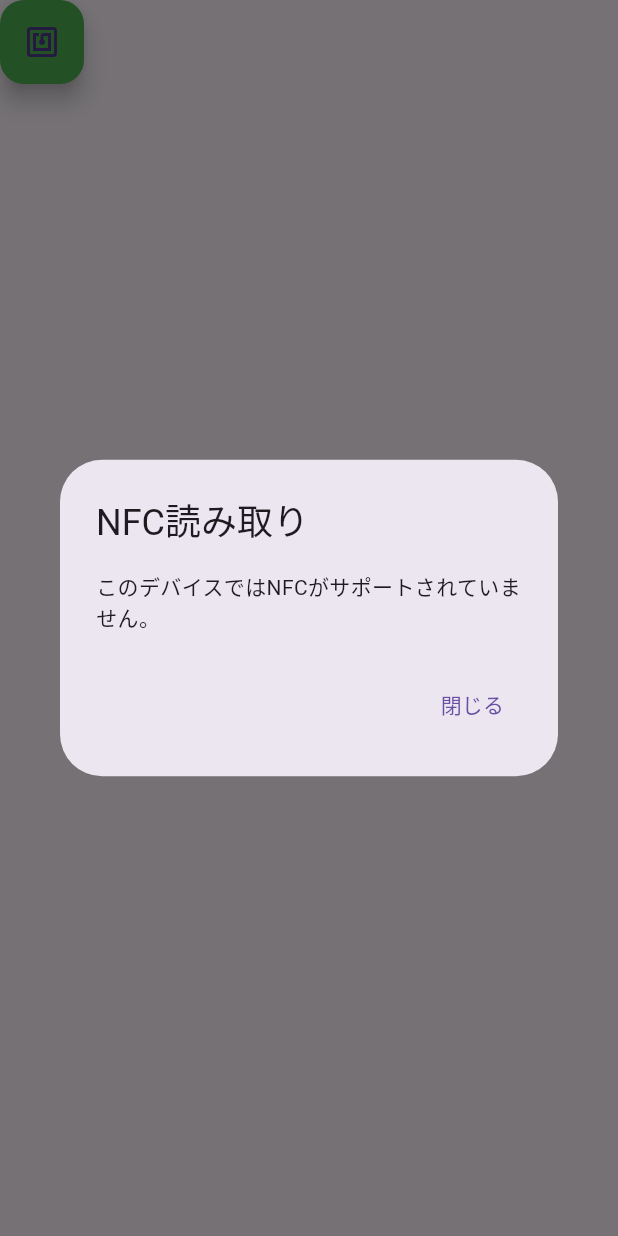
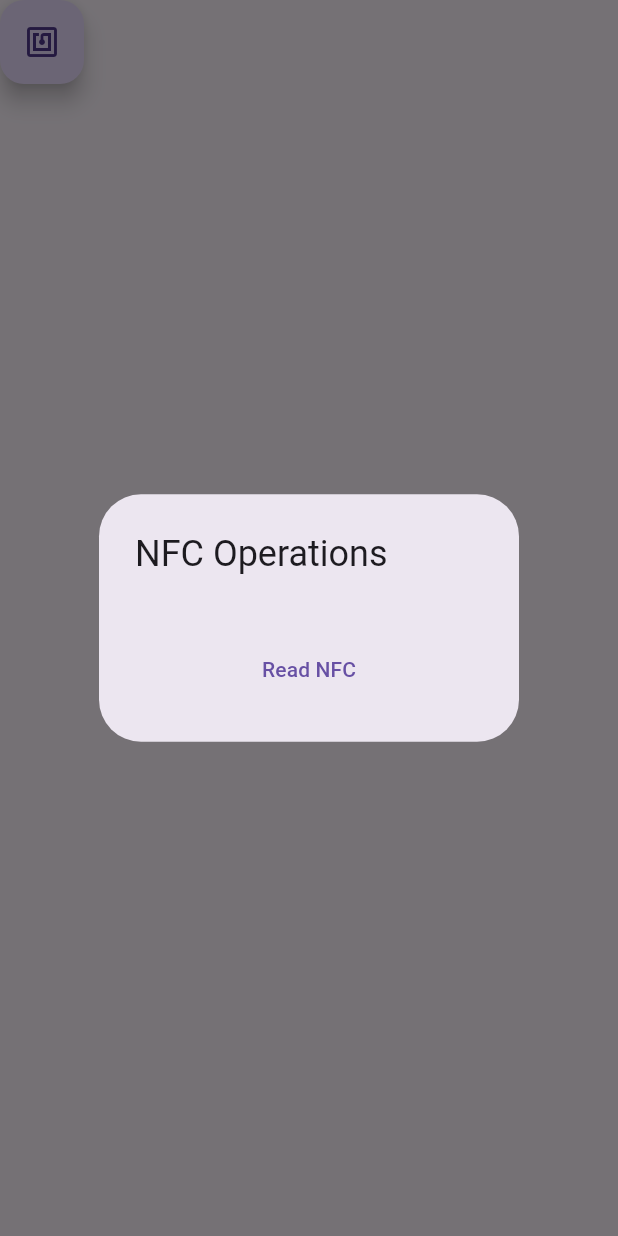
Before and after one commit to EDD2024-start/StamComm, a Flutter app: the NFCButton widget shown alone on an empty page, opened directly, after a tap on the "nfc" icon, on a phone screen of 412 x 824 dp. Run offline on Flutter 3.47's test engine with Material 3 defaults, Android fonts, the phone set to English and light mode, and no system bars; our stand-ins replace cloud_firestore, email_validator, firebase_auth, firebase_core, font_awesome_flutter, geolocator and 1 more; missing offline and left inert: google_maps_flutter_android, google_maps_flutter_platform_interface, nfc_manager; accounts and stored records are empty.

Commit message:
[upgrade] NFCスタンバイモード

```diff
--- a/src/lib/component/nfc_button.dart
+++ b/src/lib/component/nfc_button.dart
@@ -1,65 +1,77 @@
+import 'dart:convert';
+import 'dart:typed_data';
 import 'package:flutter/material.dart';
 import 'package:nfc_manager/nfc_manager.dart';
 
-class NFCButton extends StatelessWidget {
+class NFCButton extends StatefulWidget {
   const NFCButton({super.key});
 
   @override
-  Widget build(BuildContext context) {
-    return FloatingActionButton(
-      onPressed: () async {
-        // NFCがサポートされているか確認
-        bool isAvailable = await NfcManager.instance.isAvailable();
-        if (isAvailable) {
-          // NFC読み取り処理を開始
-          _startNfcSession(context);
-        } else {
-          // NFCが利用できない場合
-          _showMessage(context, 'このデバイスではNFCがサポートされていません。');
-        }
-      },
-      backgroundColor: Colors.green,
-      child: const Icon(Icons.nfc),
-    );
+  State<NFCButton> createState() => _NFCButtonState();
 }
 
-  void _startNfcSession(BuildContext context) async {
+class _NFCButtonState extends State<NFCButton> {
+  String _message = '';
+
+  void readNfc() async {
+    final bool isNfcAvailable = await NfcManager.instance.isAvailable();
+    print('NFC availability: $isNfcAvailable');
+    if (!isNfcAvailable) {
+      setState(() {
+        _message = 'NFC is not available on this device';
+      });
+      return;
+    } else {
       NfcManager.instance.startSession(
         onDiscovered: (NfcTag tag) async {
-        // NFCタグの内容を取得
-        var nfcData = tag.data;
-
-        // NFC読み取り後にセッションを終了
+          Ndef? ndef = Ndef.from(tag);
+          if (ndef == null) {
+            print('Tag is not ndef');
+            return;
+          }
+          NdefMessage message = await ndef.read();
+          List<NdefRecord> records = message.records;
+          String str = '';
+          for (NdefRecord record in records) {
+            Uint8List payload = record.payload;
+            str += utf8.decode(payload);
+          }
+          setState(() {
+            _message = 'Read OK: ${str.substring(3)}';
+          });
           NfcManager.instance.stopSession();
-
-        // タグ情報をモーダルウィンドウに表示
-        _showMessage(context, 'NFCタグが読み取られました: $nfcData');
         },
-      onError: (error) async {
-        // エラー処理
-        NfcManager.instance.stopSession();
-        _showMessage(context, 'NFC読み取り中にエラーが発生しました: $error');
+        onError: (dynamic error) {
+          print(error.message);
+          return Future.value();
         },
       );
     }
+  }
 
-  void _showMessage(BuildContext context, String message) {
+
+  @override
+  Widget build(BuildContext context) {
+    final writeController = TextEditingController();
+    return FloatingActionButton(
+      onPressed: () {
         showDialog(
           context: context,
           builder: (BuildContext context) {
             return AlertDialog(
-          title: const Text('NFC読み取り'),
-          content: Text(message),
-          actions: [
-            TextButton(
-              onPressed: () {
-                Navigator.of(context).pop(); // モーダルを閉じる
-              },
-              child: const Text('閉じる'),
+              title: const Text('NFC Operations'),
+              content: Column(
+                mainAxisSize: MainAxisSize.min,
+                children: [
+                  Text(_message),
+                  TextButton(onPressed: readNfc, child: const Text('Read NFC')),
+                ],
               ),
-          ],
             );
           },
         );
+      },
+      child: const Icon(Icons.nfc),
+    );
   }
 }
--- a/src/pubspec.yaml
+++ b/src/pubspec.yaml
@@ -42,7 +42,7 @@ dependencies:
   cloud_firestore: ^5.1.0
   google_maps_flutter: ^2.9.0
   flutter_dotenv: ^5.0.2
-  google_maps_flutter_platform_interface: ^2.9.1
+  google_maps_flutter_platform_interface: ^2.9.3
   google_maps_flutter_android: ^2.14.5
   nfc_manager: ^3.5.0
 dev_dependencies:
```
Also changed, not shown: src/pubspec.lock, 6 other files. Lines whose indentation alone changed are shown as unchanged.
